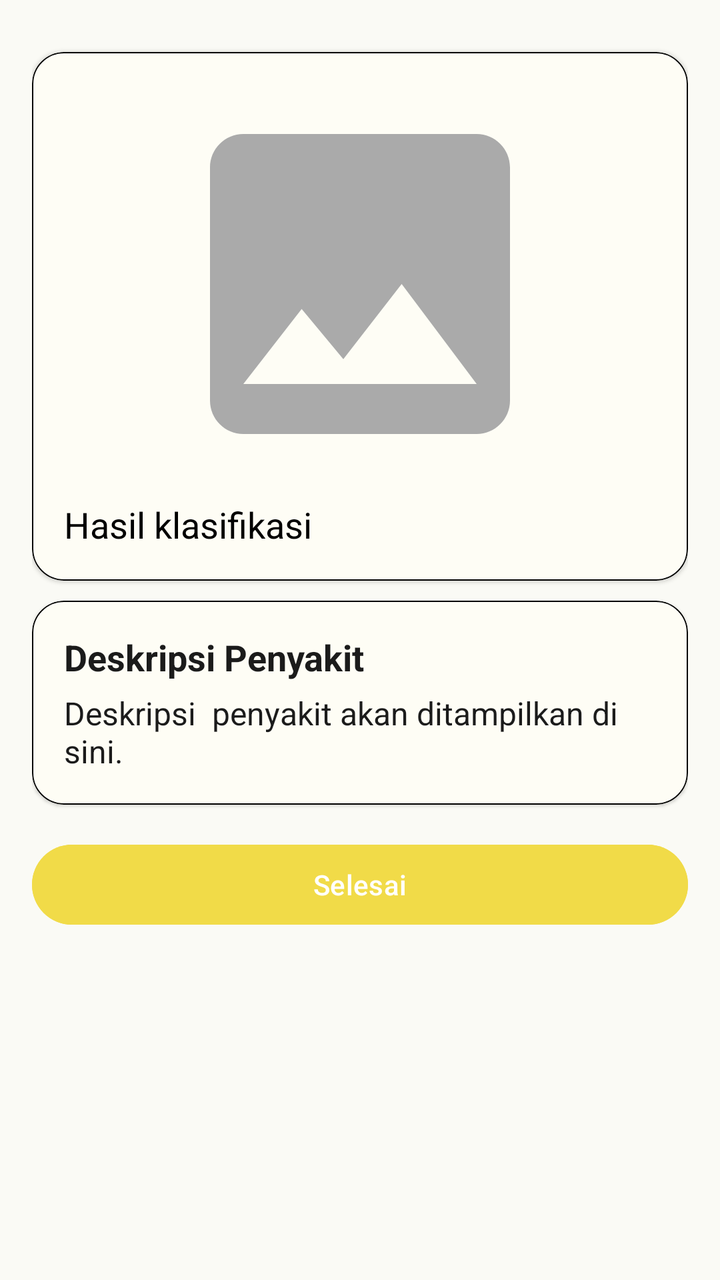
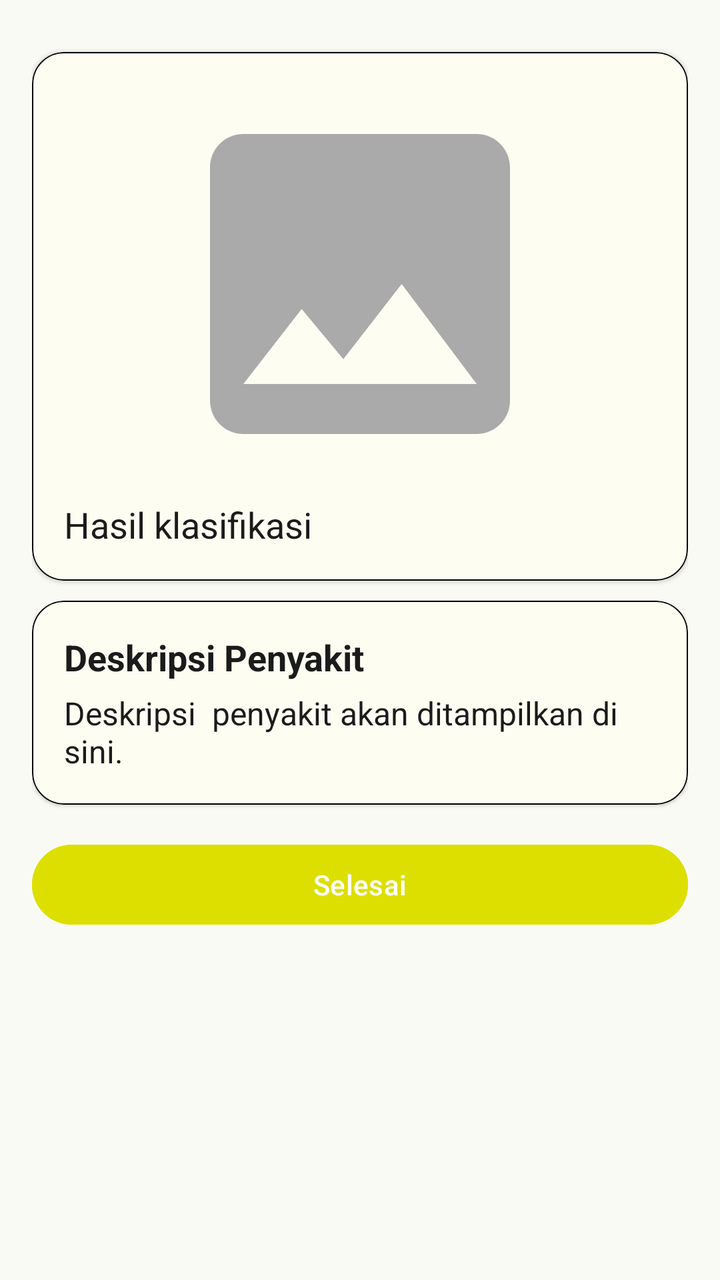

Two renders of the same Android screen: before a commit and after it. Below are the layout's source before the change and the commit's diff.
<!-- AndroidManifest.xml: application theme Theme.MaizeLeaf -->
<!-- res/layout/activity_result.xml -->
<ScrollView
    xmlns:android="http://schemas.android.com/apk/res/android"
    xmlns:tools="http://schemas.android.com/tools"
    xmlns:app="http://schemas.android.com/apk/res-auto"
    android:layout_width="match_parent"
    android:layout_height="match_parent"
    tools:context=".ui.camera.ResultActivity">

    <LinearLayout
        android:layout_width="match_parent"
        android:layout_height="wrap_content"
        android:orientation="vertical"
        android:padding="16dp">

        
        <com.google.android.material.card.MaterialCardView
            style="?attr/materialCardViewOutlinedStyle"
            android:layout_width="match_parent"
            android:layout_height="wrap_content"
            android:layout_marginTop="10dp"
            android:padding="8dp"
            app:cardCornerRadius="16dp"
            app:cardElevation="1dp"
            app:cardMaxElevation="1dp"
            app:strokeColor="@color/black"
            app:strokeWidth="0.5dp">

            <LinearLayout
                android:layout_width="match_parent"
                android:layout_height="wrap_content"
                android:orientation="vertical"
                android:padding="16dp">

                <ImageView
                    android:id="@+id/result_image"
                    android:layout_width="match_parent"
                    android:layout_height="200dp"
                    android:scaleType="fitCenter"
                    app:srcCompat="@drawable/ic_place_holder" />

                <TextView
                    android:id="@+id/result_text"
                    android:layout_width="match_parent"
                    android:layout_height="wrap_content"
                    android:layout_marginTop="8dp"
                    android:text="Hasil klasifikasi"
                    android:textAppearance="?android:attr/textAppearanceMedium"
                    android:textColor="@android:color/black" />
            </LinearLayout>

        </com.google.android.material.card.MaterialCardView>

        <com.google.android.material.card.MaterialCardView
            android:id="@+id/indication"
            style="?attr/materialCardViewOutlinedStyle"
            android:layout_width="match_parent"
            android:layout_height="wrap_content"
            android:layout_marginTop="10dp"
            android:padding="8dp"
            app:cardCornerRadius="16dp"
            app:cardElevation="1dp"
            app:cardMaxElevation="1dp"
            app:strokeColor="@color/black"
            app:strokeWidth="0.5dp">

            <androidx.constraintlayout.widget.ConstraintLayout
                android:layout_width="match_parent"
                android:layout_height="wrap_content">

                <TextView
                    android:id="@+id/Deskripsi"
                    android:layout_width="wrap_content"
                    android:layout_height="wrap_content"
                    android:layout_margin="16dp"
                    android:text="Deskripsi Penyakit"
                    android:textColor="?attr/colorOnSurface"
                    android:textSize="18sp"
                    android:textStyle="bold"
                    app:layout_constraintStart_toStartOf="parent"
                    app:layout_constraintTop_toTopOf="parent" />

                <TextView
                    android:id="@+id/isiDeskripsi"
                    android:layout_width="match_parent"
                    android:layout_height="wrap_content"
                    android:layout_marginStart="16dp"
                    android:layout_marginTop="5dp"
                    android:layout_marginEnd="16dp"
                    android:layout_marginBottom="16dp"
                    android:text="Deskripsi  penyakit akan ditampilkan di sini."
                    android:textColor="?attr/colorOnSurface"
                    android:textSize="16sp"
                    app:layout_constraintTop_toBottomOf="@id/Deskripsi"
                    app:layout_constraintStart_toStartOf="parent"
                    app:layout_constraintEnd_toEndOf="parent"
                    app:layout_constraintBottom_toBottomOf="parent" />

            </androidx.constraintlayout.widget.ConstraintLayout>
        </com.google.android.material.card.MaterialCardView>


        <Button
            android:id="@+id/selesai"
            android:layout_width="match_parent"
            android:layout_height="wrap_content"
            android:layout_marginTop="16dp"
            android:backgroundTint="@color/yellow"
            android:text="Selesai"
            android:textColor="@android:color/white" />
    </LinearLayout>
</ScrollView>
<!-- resources referenced by this layout -->
<resources>
  <color name="black">#FF000000</color>
  <color name="yellow">#F1DB48</color>
  <!-- drawable ic_place_holder (drawable) -->
  <vector android:height="24dp" android:tint="@android:color/darker_gray"
      android:viewportHeight="24" android:viewportWidth="24"
      android:width="24dp" xmlns:android="http://schemas.android.com/apk/res/android">
      <path android:fillColor="@android:color/darker_gray" android:pathData="M21,19V5c0,-1.1 -0.9,-2 -2,-2H5c-1.1,0 -2,0.9 -2,2v14c0,1.1 0.9,2 2,2h14c1.1,0 2,-0.9 2,-2zM8.5,13.5l2.5,3.01L14.5,12l4.5,6H5l3.5,-4.5z"/>
  </vector>
  <style name="Theme.MaizeLeaf" parent="Theme.MaterialComponents.DayNight">
          
          <item name="colorPrimary">@color/yellow</item>
          <item name="colorPrimaryVariant">#D6C761</item>
          <item name="colorOnPrimary">@color/white</item>
          
          <item name="android:statusBarColor">?attr/colorPrimaryVariant</item>
          
          
          <item name="colorSecondary">#4CAF50</item>
          <item name="colorSecondaryVariant">#388E3C</item>
          <item name="colorOnSecondary">@color/white</item>
  
          
          <item name="android:colorBackground">#FAFAF5</item>
          <item name="colorSurface">#FFFFFF</item>
          <item name="colorOnBackground">#1F1F1F</item>
          <item name="colorOnSurface">#1B1B1B</item>
  
          
          <item name="colorError">#B00020</item>
          <item name="colorOnError">@color/white</item>
  
          
          <item name="android:textColorPrimary">#1B1B1B</item>
          <item name="android:textColorSecondary">#5C5C5C</item>
  
      </style>
  <color name="white">#FFFFFFFF</color>
</resources>

<!-- the commit's change to res/layout/activity_result.xml (unified diff, before → after) -->
@@ -45,7 +45,7 @@
                     android:layout_marginTop="8dp"
                     android:text="Hasil klasifikasi"
                     android:textAppearance="?android:attr/textAppearanceMedium"
-                    android:textColor="@android:color/black" />
+                    android:textColor="?attr/colorOnSurface" />
             </LinearLayout>
 
         </com.google.android.material.card.MaterialCardView>
@@ -104,7 +104,7 @@
             android:layout_width="match_parent"
             android:layout_height="wrap_content"
             android:layout_marginTop="16dp"
-            android:backgroundTint="@color/yellow"
+            android:backgroundTint="?attr/colorPrimary"
             android:text="Selesai"
             android:textColor="@android:color/white" />
     </LinearLayout>
<!-- resource entries referenced after the edit -->
@@ -1,39 +1,19 @@
 <!-- resources referenced by this layout -->
 <resources>
   <color name="black">#FF000000</color>
-  <color name="yellow">#F1DB48</color>
   <!-- drawable ic_place_holder (drawable) -->
   <vector android:height="24dp" android:tint="@android:color/darker_gray"
       android:viewportHeight="24" android:viewportWidth="24"
       android:width="24dp" xmlns:android="http://schemas.android.com/apk/res/android">
       <path android:fillColor="@android:color/darker_gray" android:pathData="M21,19V5c0,-1.1 -0.9,-2 -2,-2H5c-1.1,0 -2,0.9 -2,2v14c0,1.1 0.9,2 2,2h14c1.1,0 2,-0.9 2,-2zM8.5,13.5l2.5,3.01L14.5,12l4.5,6H5l3.5,-4.5z"/>
   </vector>
-  <style name="Theme.MaizeLeaf" parent="Theme.MaterialComponents.DayNight">
+  <style name="Theme.MaizeLeaf" parent="Theme.MaterialComponents.DayNight.NoActionBar">
           
-          <item name="colorPrimary">@color/yellow</item>
+          <item name="colorPrimary">#dddf00</item>
           <item name="colorPrimaryVariant">#D6C761</item>
           <item name="colorOnPrimary">@color/white</item>
-          
-          <item name="android:statusBarColor">?attr/colorPrimaryVariant</item>
-          
-          
-          <item name="colorSecondary">#4CAF50</item>
-          <item name="colorSecondaryVariant">#388E3C</item>
-          <item name="colorOnSecondary">@color/white</item>
   
-          
-          <item name="android:colorBackground">#FAFAF5</item>
-          <item name="colorSurface">#FFFFFF</item>
-          <item name="colorOnBackground">#1F1F1F</item>
-          <item name="colorOnSurface">#1B1B1B</item>
   
-          
-          <item name="colorError">#B00020</item>
-          <item name="colorOnError">@color/white</item>
-  
-          
-          <item name="android:textColorPrimary">#1B1B1B</item>
-          <item name="android:textColorSecondary">#5C5C5C</item>
   
       </style>
   <color name="white">#FFFFFFFF</color>
